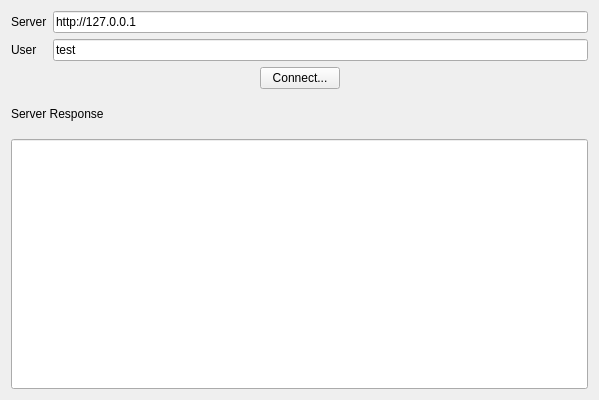
First picture: the form in CommunciationClient/mainwindow.ui, repository diegowald/upw7054979, before the edit.
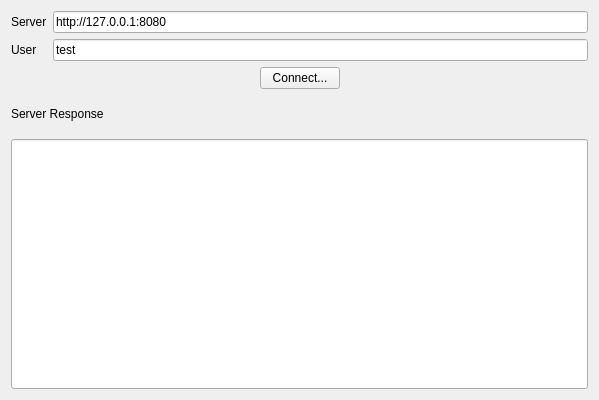
Second picture: the form after the edit.

Commit message: Now, users is implemented. HTTP protocol is used. Everything is working. Needs some work on digests

```diff
--- a/CommunciationClient/mainwindow.ui
+++ b/CommunciationClient/mainwindow.ui
@@ -27,7 +27,7 @@
       <item row="0" column="1">
        <widget class="QLineEdit" name="txtURL">
         <property name="text">
-         <string>http://127.0.0.1</string>
+         <string>http://127.0.0.1:8080</string>
         </property>
        </widget>
       </item>
```
The commit also changes 8 other files.
